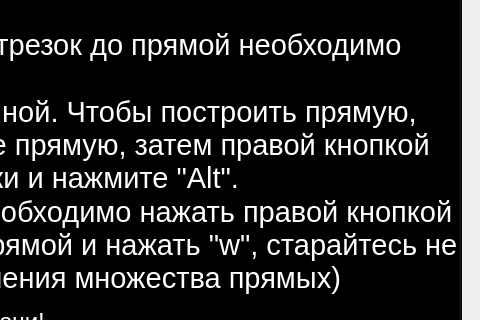
First picture: the form in form3_p.ui, repository leriia-meow/geometry, before the edit; both pictures show x 469 to 949 and y 406 to 726 of the 949 by 852 pixel window.
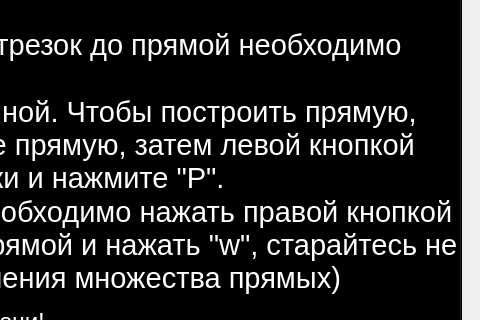
Second picture: the form after the edit. Icons and pictures are not drawn.

Diff of the .ui file:
```diff
--- a/form3_p.ui
+++ b/form3_p.ui
@@ -160,7 +160,7 @@
 &lt;p style=&quot; margin-top:0px; margin-bottom:0px; margin-left:0px; margin-right:0px; -qt-block-indent:0; text-indent:0px;&quot;&gt;&lt;span style=&quot; font-size:22pt; color:#ffffff;&quot;&gt;     1) Точка. Чтобы поставить точку необходимо выбрать 2 прямые и нажать &amp;quot;T&amp;quot;. Важно! Скрещивающиеся прямые также могут выглядеть пересекающимися на картинке, и программа даст возможо поставить точку на месте их &amp;quot;пересечения&amp;quot;)&lt;/span&gt;&lt;/p&gt;
 &lt;p style=&quot; margin-top:0px; margin-bottom:0px; margin-left:0px; margin-right:0px; -qt-block-indent:0; text-indent:0px;&quot;&gt;&lt;span style=&quot; font-size:22pt; color:#ffffff;&quot;&gt;     2) Отрезок.Чтобы построить отрезок, необходимо выбрать одну точку правой конпкой мыши, довести до второй точки и отпустить.&lt;/span&gt;&lt;/p&gt;
 &lt;p style=&quot; margin-top:0px; margin-bottom:0px; margin-left:0px; margin-right:0px; -qt-block-indent:0; text-indent:0px;&quot;&gt;&lt;span style=&quot; font-size:22pt; color:#ffffff;&quot;&gt;     3) Прямая. Чтобы продлить отрезок до прямой необходимо выбрать прямую нажать &amp;quot;R&amp;quot;.&lt;/span&gt;&lt;/p&gt;
-&lt;p style=&quot; margin-top:0px; margin-bottom:0px; margin-left:0px; margin-right:0px; -qt-block-indent:0; text-indent:0px;&quot;&gt;&lt;span style=&quot; font-size:22pt; color:#060606;&quot;&gt;     &lt;/span&gt;&lt;span style=&quot; font-size:22pt; color:#ffffff;&quot;&gt;4) Прямая, параллельная данной. Чтобы построить прямую, параллельную данной, выберите прямую, затем правой кнопкой мыши коснитесь какой-либо точки и нажмите &amp;quot;Alt&amp;quot;.&lt;/span&gt;&lt;/p&gt;
+&lt;p style=&quot; margin-top:0px; margin-bottom:0px; margin-left:0px; margin-right:0px; -qt-block-indent:0; text-indent:0px;&quot;&gt;&lt;span style=&quot; font-size:22pt; color:#060606;&quot;&gt;     &lt;/span&gt;&lt;span style=&quot; font-size:22pt; color:#ffffff;&quot;&gt;4) Прямая, параллельная данной. Чтобы построить прямую, параллельную данной, выберите прямую, затем левой кнопкой мыши коснитесь какой-либо точки и нажмите &amp;quot;P&amp;quot;.&lt;/span&gt;&lt;/p&gt;
 &lt;p align=&quot;center&quot; style=&quot; margin-top:0px; margin-bottom:0px; margin-left:0px; margin-right:0px; -qt-block-indent:0; text-indent:0px;&quot;&gt;&lt;span style=&quot; font-size:22pt; color:#ffffff;&quot;&gt;(Доп. Чтобы выбрать прямую необходимо нажать правой кнопкой мыши на любую точку прямой прямой и нажать &amp;quot;w&amp;quot;, старайтесь не выбирать точки пересечения множества прямых)&lt;/span&gt;&lt;/p&gt;
 &lt;p align=&quot;center&quot; style=&quot;-qt-paragraph-type:empty; margin-top:0px; margin-bottom:0px; margin-left:0px; margin-right:0px; -qt-block-indent:0; text-indent:0px; color:#ffffff;&quot;&gt;&lt;br /&gt;&lt;/p&gt;
 &lt;p align=&quot;center&quot; style=&quot; margin-top:0px; margin-bottom:0px; margin-left:0px; margin-right:0px; -qt-block-indent:0; text-indent:0px;&quot;&gt;&lt;span style=&quot; font-size:18pt; color:#ffffff;&quot;&gt;Удачи!&lt;/span&gt;&lt;/p&gt;
```
